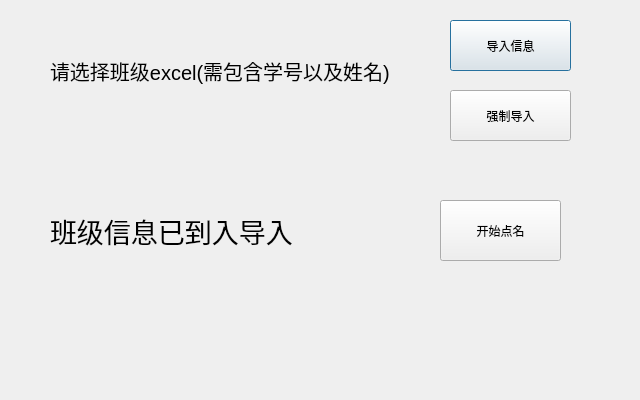
Old version of the form name.ui in the repository lcc-666/choose_name.
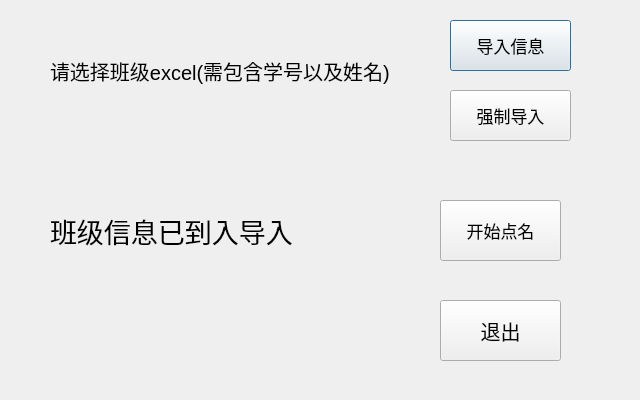
New version of the form.

Patch:
```diff
--- a/name.ui
+++ b/name.ui
@@ -25,6 +25,11 @@
      <height>51</height>
     </rect>
    </property>
+   <property name="font">
+    <font>
+     <pointsize>13</pointsize>
+    </font>
+   </property>
    <property name="text">
     <string>导入信息</string>
    </property>
@@ -80,6 +85,11 @@
      <height>61</height>
     </rect>
    </property>
+   <property name="font">
+    <font>
+     <pointsize>13</pointsize>
+    </font>
+   </property>
    <property name="text">
     <string>开始点名</string>
    </property>
@@ -93,10 +103,33 @@
      <height>51</height>
     </rect>
    </property>
+   <property name="font">
+    <font>
+     <pointsize>13</pointsize>
+    </font>
+   </property>
    <property name="text">
     <string>强制导入</string>
    </property>
   </widget>
+  <widget class="QPushButton" name="exit">
+   <property name="geometry">
+    <rect>
+     <x>440</x>
+     <y>300</y>
+     <width>121</width>
+     <height>61</height>
+    </rect>
+   </property>
+   <property name="font">
+    <font>
+     <pointsize>15</pointsize>
+    </font>
+   </property>
+   <property name="text">
+    <string>退出</string>
+   </property>
+  </widget>
  </widget>
  <resources/>
  <connections/>
```
